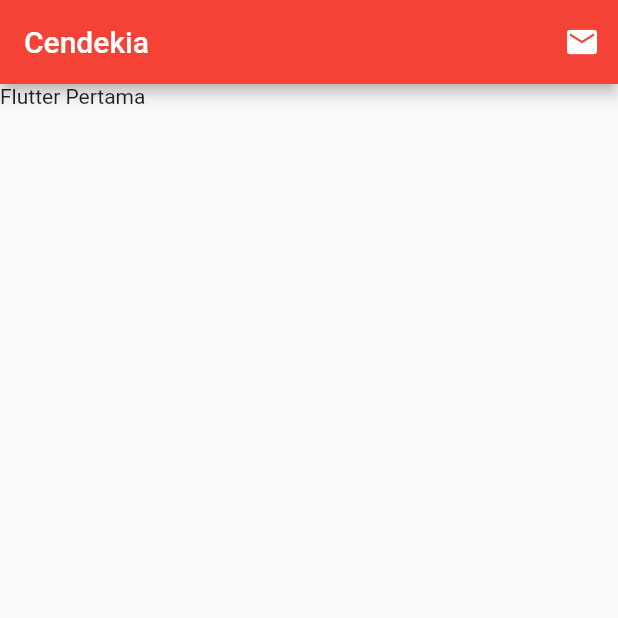
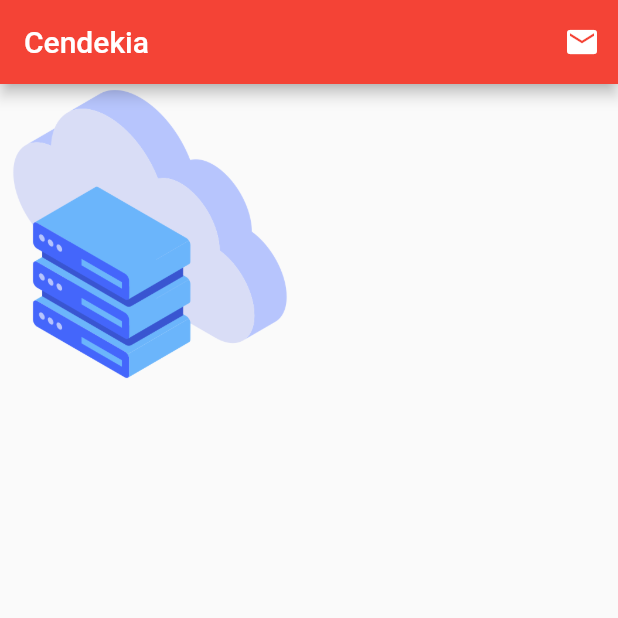
Before and after one commit to cendekialnazalia/Aplikasi-Flutter-Pertama, a Flutter app: the screen it shows after launch, on a phone screen of 412 x 824 dp, the top half of it. Run offline on Flutter 3.47's test engine with Material 2 defaults, Android fonts, the phone set to English and light mode, and no system bars.

Commit message:
Image Widget

```diff
--- a/lib/main.dart
+++ b/lib/main.dart
@@ -23,7 +23,11 @@ class MyXApp extends StatelessWidget {
               IconButton(onPressed: () {}, icon: Icon(Icons.mail))
             ],
           ),
-          body: SafeArea(child: Text("Flutter Pertama"))),
+          body: SafeArea(
+              child: Image(
+            image: AssetImage('assets/images/ic_cloud.png'),
+            height: 200,
+          ))),
     );
   }
 }
```
